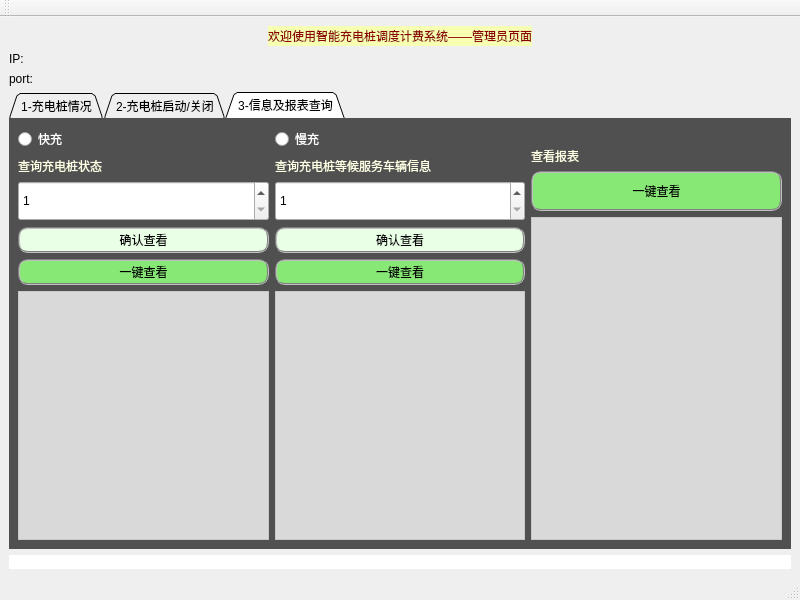
First picture: the form in admin/mainwindow.ui, repository wjj710/Charging-Pile-System, before the edit.
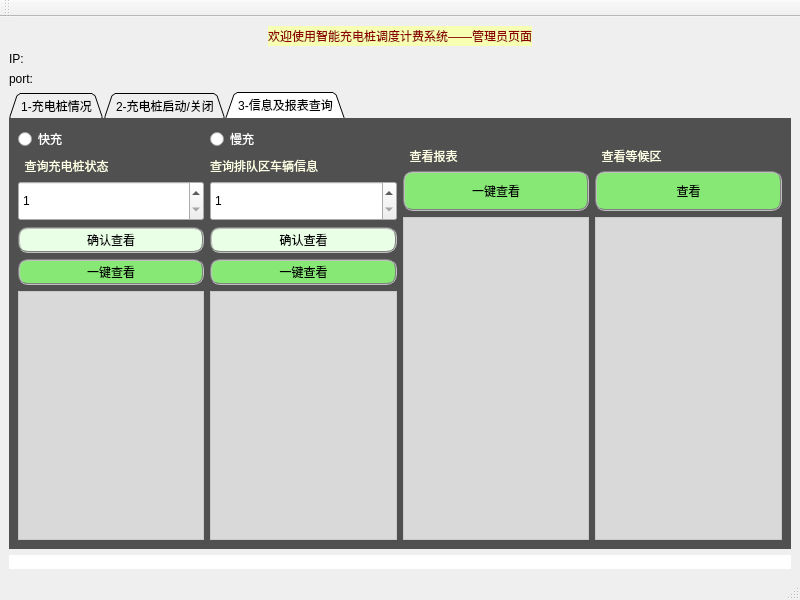
Second picture: the form after the edit. The open tabs and pages were chosen to show the change. Icons and pictures are not drawn.

```diff
--- a/admin/mainwindow.ui
+++ b/admin/mainwindow.ui
@@ -598,7 +598,7 @@
 </string>
             </property>
             <property name="text">
-             <string>查询充电桩状态</string>
+             <string>  查询充电桩状态</string>
             </property>
            </widget>
           </item>
@@ -667,7 +667,7 @@
 color: rgb(254, 255, 228);</string>
             </property>
             <property name="text">
-             <string>查询充电桩等候服务车辆信息</string>
+             <string>查询排队区车辆信息</string>
             </property>
            </widget>
           </item>
@@ -733,7 +733,7 @@
 color: rgb(254, 255, 228);</string>
             </property>
             <property name="text">
-             <string>查看报表</string>
+             <string>  查看报表</string>
             </property>
            </widget>
           </item>
@@ -764,6 +764,53 @@
           </item>
          </layout>
         </item>
+        <item>
+         <layout class="QVBoxLayout" name="verticalLayout">
+          <item>
+           <widget class="QLabel" name="label_12">
+            <property name="text">
+             <string/>
+            </property>
+           </widget>
+          </item>
+          <item>
+           <widget class="QLabel" name="label_6">
+            <property name="styleSheet">
+             <string notr="true">font: 75 14pt &quot;微软雅黑&quot;;
+color: rgb(254, 255, 228);</string>
+            </property>
+            <property name="text">
+             <string>  查看等候区</string>
+            </property>
+           </widget>
+          </item>
+          <item>
+           <widget class="QPushButton" name="GetWaiting">
+            <property name="minimumSize">
+             <size>
+              <width>0</width>
+              <height>40</height>
+             </size>
+            </property>
+            <property name="styleSheet">
+             <string notr="true">background-color: rgb(135, 232, 118);
+border:2px groove gray;border-radius:10px;padding:2px 4px;
+</string>
+            </property>
+            <property name="text">
+             <string>查看</string>
+            </property>
+           </widget>
+          </item>
+          <item>
+           <widget class="QTextBrowser" name="waiting">
+            <property name="styleSheet">
+             <string notr="true">background-color: rgba(255, 255, 255, 200);</string>
+            </property>
+           </widget>
+          </item>
+         </layout>
+        </item>
        </layout>
       </widget>
      </widget>
```
Left out of the diff: 2 changed lines with no effect on the pictures.
